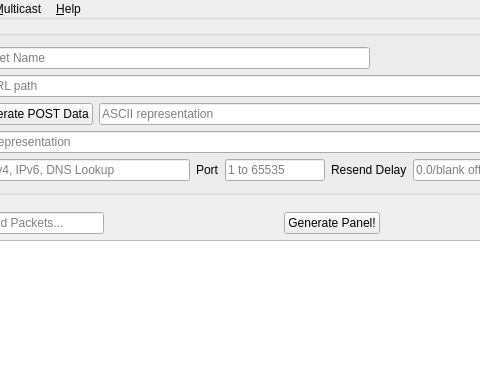
This is src/mainwindow.ui in dannagle/PacketSender as Qt 5 draws it before an edit; both pictures show x 93 to 573 and y 0 to 383 of the 909 by 746 pixel window. The edited form follows.
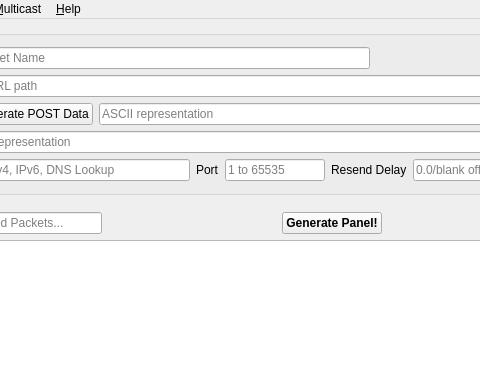
This is the edited form. Icons and pictures are not drawn.

```diff
--- a/src/mainwindow.ui
+++ b/src/mainwindow.ui
@@ -351,6 +351,12 @@
           </item>
           <item>
            <widget class="QPushButton" name="generatePanelButton">
+            <property name="font">
+             <font>
+              <weight>75</weight>
+              <bold>true</bold>
+             </font>
+            </property>
             <property name="text">
              <string>Generate Panel!</string>
             </property>
```
